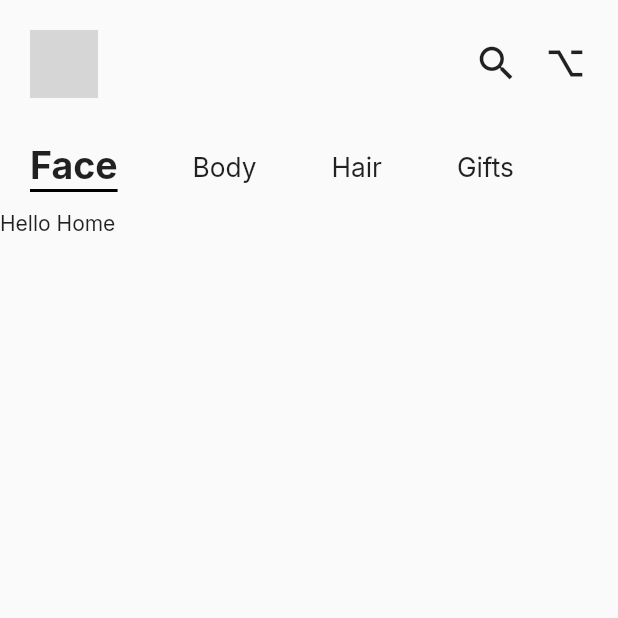
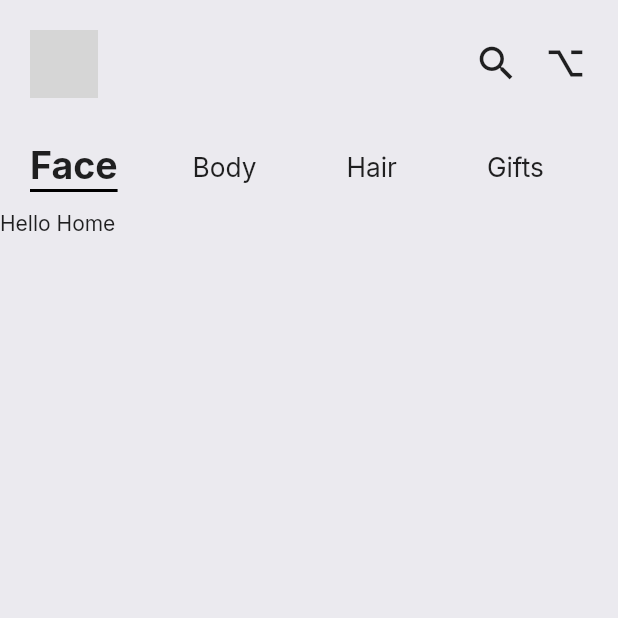
Before and after one commit to yogesh-aggarwal/beautify, a Flutter app: the HomePage screen opened by its route, on a phone screen of 412 x 824 dp, the top half of it. Run offline on Flutter 3.47's test engine with Material 2 defaults, Android fonts, the phone set to English and light mode, and no system bars; drawn by our look-alikes of velocity_x; our stand-ins replace google_fonts; network calls fail; grey boxes are pictures that could not be loaded.

Commit message:
Minor: Adjusted padding

```diff
--- a/lib/core/theme.dart
+++ b/lib/core/theme.dart
@@ -5,6 +5,7 @@ class Themes {
   static ThemeData lightTheme = ThemeData(
     brightness: Brightness.light,
     fontFamily: GoogleFonts.inter().fontFamily,
+    scaffoldBackgroundColor: Color(0xffebeaef),
   );
   static ThemeData darkTheme = ThemeData(
     brightness: Brightness.dark,
--- a/lib/pages/home.dart
+++ b/lib/pages/home.dart
@@ -36,9 +36,9 @@ class HomePage extends StatelessWidget {
             ),
             child: "Face".text.size(25).bold.make().pOnly(bottom: 1),
           ).pOnly(right: 50),
-          "Body".text.xl.make().pOnly(right: 50),
-          "Hair".text.xl.make().pOnly(right: 50),
-          "Gifts".text.xl.make().pOnly(right: 50),
+          "Body".text.xl.make().pOnly(right: 60),
+          "Hair".text.xl.make().pOnly(right: 60),
+          "Gifts".text.xl.make().pOnly(right: 60),
         ].hStack().pOnly(left: 20).scrollHorizontal().pOnly(top: 10),
       ].vStack(crossAlignment: CrossAxisAlignment.start),
     );
```
